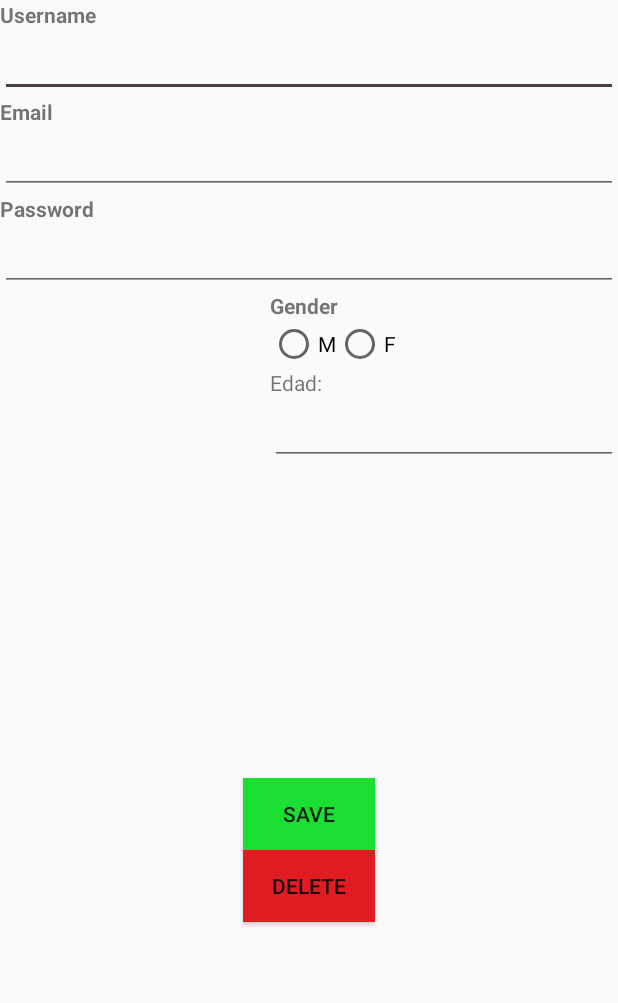
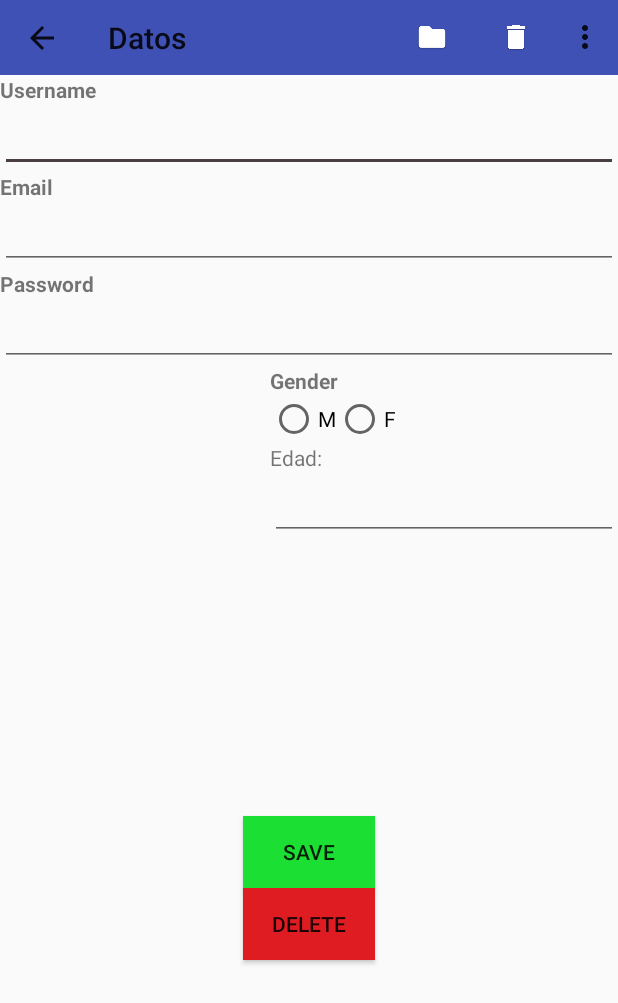
Before and after one commit to Gadelve/Mi-Primera-App, an Android app: the ProfileActivity screen opened directly, with no data from a screen before it, on a phone screen of 412 x 824 dp. Shown: the top 1003 px of the screen. Run offline under Robolectric (Android 15) with nearby library versions, the phone set to English and light mode, and no system bars.

Commit message:
actualización y correción del flujo de activities

```diff
--- a/MiPrimeraApp/app/src/main/java/miprimerapp/android/teaching/com/miprimeraapp/ProfileActivity.java
+++ b/MiPrimeraApp/app/src/main/java/miprimerapp/android/teaching/com/miprimeraapp/ProfileActivity.java
@@ -1,8 +1,13 @@
 package miprimerapp.android.teaching.com.miprimeraapp;
 
+import android.support.v7.app.ActionBar;
 import android.support.v7.app.AppCompatActivity;
 import android.os.Bundle;
+import android.support.v7.widget.Toolbar;
 import android.util.Log;
+import android.view.Menu;
+import android.view.MenuInflater;
+import android.view.MenuItem;
 import android.view.View;
 import android.widget.EditText;
 import android.widget.RadioButton;
@@ -28,15 +33,60 @@ public class ProfileActivity extends AppCompatActivity {
         radioButtonMale = findViewById(R.id.radioButtonMale);
         radioButtonFemale = findViewById(R.id.radioButtonFemale);
         edad = findViewById(R.id.edad);
+
+        Toolbar myToolbar = findViewById(R.id.toolbar);
+        setSupportActionBar(myToolbar);
+        ActionBar myActionBar = getSupportActionBar();
+        myActionBar.setDisplayHomeAsUpEnabled(true);
+
+        // PARA CAMBIAR LA IMG DE BACK de la toolbar --->  getSupportActionBar().setHomeAsUpIndicator(R.drawable.leftarrow);
     }
 
-    public void SAVE(View view) {
+    @Override
+    public boolean onCreateOptionsMenu(Menu menu) {
+        MenuInflater inflater = getMenuInflater();
+        inflater.inflate(R.menu.menu_profile_activity, menu);
+        return true;
+    }
+
+   /* public void SAVE(View view) {
 
         Log.d("ProfileActivity", user.getText().toString());
         Log.d("ProfileActivity", email.getText().toString());
         Log.d("ProfileActivity", password.getText().toString());
         Log.d("ProfileActivity", edad.getText().toString());
 
+        // Radio Buttons
+
+        if (radioButtonMale.isChecked()) {
+            // El usuario ha seleccionado "H"
+            Log.d("ProfileActivity", "Gender: male");
+        } else if (radioButtonFemale.isChecked()) {
+            // El usuario ha seleccionado "M"
+            Log.d("ProfileActivity", "Gender: female");
+        }
+    }*/
+
+    @Override
+    public boolean onOptionsItemSelected(MenuItem
+                                                 item) {
+        switch (item.getItemId()) {
+            case R.id.saveAction:
+                SAVETOOLBAR();
+                break;
+            case R.id.deleteAction:
+                BORRAR();
+                break;
+
+        }
+        return true;
+    }
+    public void SAVETOOLBAR() {
+
+        Log.d("ProfileActivity", user.getText().toString());
+        Log.d("ProfileActivity", email.getText().toString());
+        Log.d("ProfileActivity", password.getText().toString());
+        Log.d("ProfileActivity", edad.getText().toString());
 
         // Radio Buttons
 
@@ -48,4 +98,14 @@ public class ProfileActivity extends AppCompatActivity {
             Log.d("ProfileActivity", "Gender: female");
         }
     }
+
+    public void BORRAR (){
+        user.setText("");
+        email.setText("");
+        password.setText("");
+        edad.setText("");
+        radioButtonMale.setChecked(false);
+        radioButtonFemale.setChecked(false);
+    }
+
 }
--- a/MiPrimeraApp/app/src/main/res/layout/activity_main.xml
+++ b/MiPrimeraApp/app/src/main/res/layout/activity_main.xml
@@ -13,7 +13,7 @@
     <android.support.v7.widget.Toolbar
         android:id="@+id/toolbar"
         android:layout_width="match_parent"
-        android:layout_height="wrap_content"
+        android:layout_height="50dp"
         android:background="?attr/colorPrimary"
         android:minHeight="?attr/actionBarSize"
         android:theme="?attr/actionBarTheme"
--- a/MiPrimeraApp/app/src/main/res/layout/activity_profile.xml
+++ b/MiPrimeraApp/app/src/main/res/layout/activity_profile.xml
@@ -6,6 +6,15 @@
     android:layout_height="match_parent"
     android:orientation="vertical"
     tools:context=".ProfileActivity">
+
+    <android.support.v7.widget.Toolbar
+        android:id="@+id/toolbar"
+        android:layout_width="match_parent"
+        android:layout_height="50dp"
+        android:background="?attr/colorPrimary"
+        android:minHeight="?attr/actionBarSize"
+        android:theme="?attr/actionBarTheme"
+        app:title="Datos"/>
 
     <LinearLayout
         android:layout_width="match_parent"
@@ -102,13 +111,12 @@
             android:layout_width="wrap_content"
             android:layout_height="wrap_content"
             android:background="@color/colorBoton1"
-            android:onClick="SAVE"
             android:text="SAVE" />
 
         <Button
             android:layout_width="wrap_content"
             android:layout_height="wrap_content"
             android:background="@color/colorBoton2"
-            android:text="DELETE" />
+            android:text="DELETE"/>
     </LinearLayout>
 </LinearLayout>
--- /dev/null
+++ b/MiPrimeraApp/app/src/main/res/menu/menu_profile_activity.xml
@@ -0,0 +1,25 @@
+<?xml version="1.0" encoding="utf-8"?>
+<menu xmlns:android="http://schemas.android.com/apk/res/android"
+    xmlns:app="http://schemas.android.com/apk/res-auto">
+
+    <item
+        android:id="@+id/loginAction"
+        android:title="Login"
+        android:icon="@drawable/iconlogin"
+        app:showAsAction="never" />
+
+    <item
+        android:id="@+id/saveAction"
+        android:title="Guardar"
+        android:icon="@drawable/saveicon"
+        app:showAsAction="always" />
+
+    <item
+        android:id="@+id/deleteAction"
+        android:title="Borrar"
+        android:icon="@drawable/binicon"
+        app:showAsAction="always" />
+
+
+
+</menu>
```
Also changed, not shown: MiPrimeraApp/app/src/main/AndroidManifest.xml (+9 -4 lines), MiPrimeraApp/app/src/main/java/miprimerapp/android/teaching/com/miprimeraapp/ListActivity.java (+36 -5 lines), MiPrimeraApp/app/src/main/java/miprimerapp/android/teaching/com/miprimeraapp/LoginActivity.java (+22 -0 lines), MiPrimeraApp/app/src/main/java/miprimerapp/android/teaching/com/miprimeraapp/MainActivity.java (+31 -2 lines), MiPrimeraApp/app/src/main/res/layout/activity_list.xml (+12 -1 lines), MiPrimeraApp/app/src/main/res/layout/activity_login.xml (+15 -3 lines), MiPrimeraApp/app/src/main/res/menu/menu_login_activity.xml (added, +25 -0 lines), MiPrimeraApp/app/src/main/res/menu/menu_main_activity.xml (added, +25 -0 lines), MiPrimeraApp/app/src/main/res/drawable/binicon.png (added), MiPrimeraApp/app/src/main/res/drawable/iconffix.png (added), MiPrimeraApp/app/src/main/res/drawable/iconlogin.png (added), MiPrimeraApp/app/src/main/res/drawable/saveicon.png (added).
